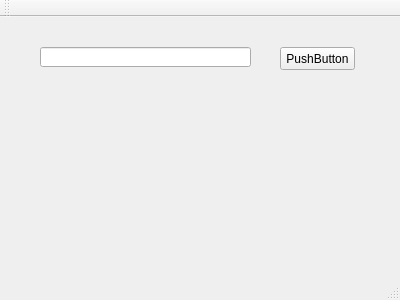
supermoonie/QAutoChrome, file mainwindow.ui: the form before one commit.
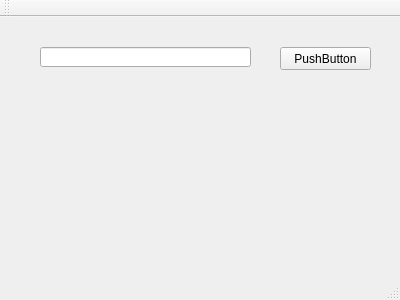
The form after the commit.

Diff of the .ui file:
```diff
--- a/mainwindow.ui
+++ b/mainwindow.ui
@@ -29,7 +29,7 @@
      <rect>
       <x>280</x>
       <y>30</y>
-      <width>75</width>
+      <width>91</width>
       <height>23</height>
      </rect>
     </property>
```
